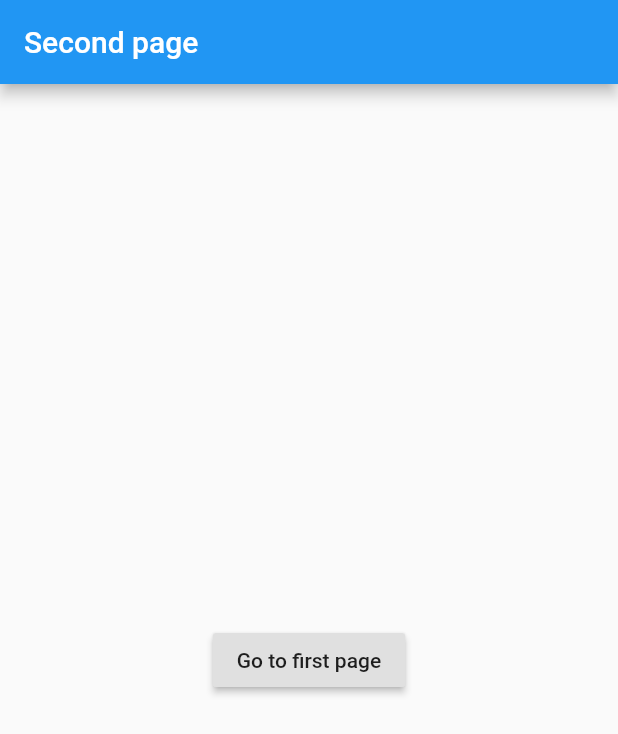
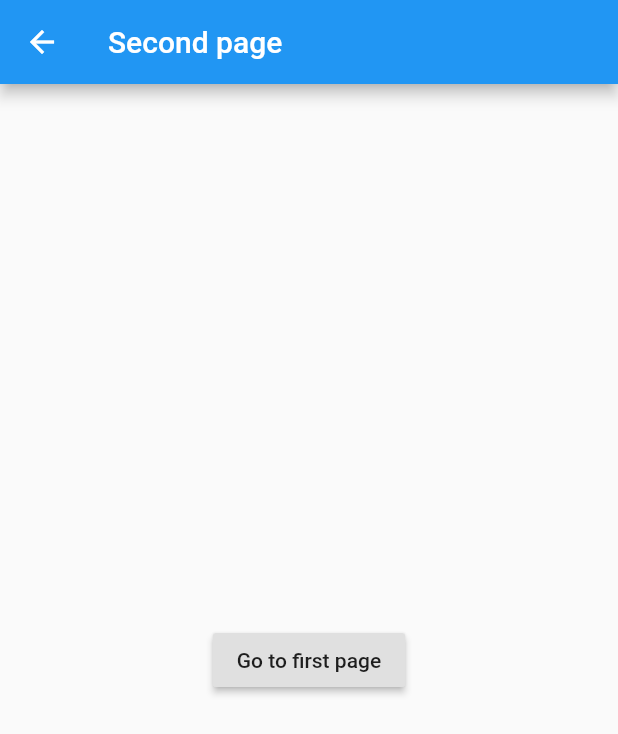
Before and after one commit to don-prog/bloc_repeated_states_issue, a Flutter app: the screen it shows after launch, after a tap on "Go to second page", on a phone screen of 412 x 824 dp. Shown: the top 734 px of the screen. Run offline on Flutter 3.47's test engine with Material 2 defaults, Android fonts, the phone set to English and light mode, and no system bars; our stand-ins replace bloc, flutter_bloc, get_it.

Commit message:
Fix navigation issue

```diff
--- a/lib/bloc/first_page_bloc.dart
+++ b/lib/bloc/first_page_bloc.dart
@@ -9,11 +9,15 @@ class FirstPageBloc extends Bloc<FirstPageEvent, FirstPageState> {
 
   @override
   Stream<FirstPageState> mapEventToState(
-      FirstPageEvent event,
-      ) async* {
-    if(event is FirstFirstPageEvent){
+    FirstPageEvent event,
+  ) async* {
+    if (event is FirstFirstPageEvent) {
       print('sl<MainBloc>().add(FirstMainEvent())');
       sl<MainBloc>().add(FirstMainEvent());
     }
+
+    if (event is SecondPagePopped) {
+      print('Second page was popped!');
+    }
   }
 }
--- a/lib/bloc/first_page_event.dart
+++ b/lib/bloc/first_page_event.dart
@@ -3,4 +3,6 @@ import 'package:meta/meta.dart';
 @immutable
 abstract class FirstPageEvent {}
 
-class FirstFirstPageEvent extends FirstPageEvent{}
+class FirstFirstPageEvent extends FirstPageEvent {}
+
+class SecondPagePopped extends FirstPageEvent {}
--- a/lib/main.dart
+++ b/lib/main.dart
@@ -8,28 +8,15 @@ void main() async {
   WidgetsFlutterBinding.ensureInitialized();
   await init();
 
-  runApp(BlocProvider<MainBloc>(
-      create: (_) => sl(),
-      child: MyApp()));
+  runApp(
+    BlocProvider<MainBloc>(
+      create: (_) => sl.get<MainBloc>(),
+      child: MyApp(),
+    ),
+  );
 }
 
-class MyApp extends StatefulWidget {
-  // This widget is the root of your application.
-  @override
-  _MyAppState createState() => _MyAppState();
-}
-
-class _MyAppState extends State<MyApp> {
-
-  MainBloc _mainBloc;
-
-  @override
-  void initState() {
-    super.initState();
-
-    _mainBloc = BlocProvider.of<MainBloc>(context);
-  }
-
+class MyApp extends StatelessWidget {
   @override
   Widget build(BuildContext context) {
     return MaterialApp(
@@ -39,6 +26,7 @@ class _MyAppState extends State<MyApp> {
       ),
       initialRoute: 'first_page',
       onGenerateRoute: RouteGenerator.generateRoute,
+      onUnknownRoute: RouteGenerator.generateUnknownRoute,
     );
   }
 }
--- a/lib/pages/first_page.dart
+++ b/lib/pages/first_page.dart
@@ -12,7 +12,6 @@ class FirstPage extends StatefulWidget {
 }
 
 class _FirstPageState extends State<FirstPage> {
-
   FirstPageBloc _firstPageBloc;
 
   @override
@@ -32,26 +31,27 @@ class _FirstPageState extends State<FirstPage> {
       appBar: AppBar(
         title: Text('First page'),
       ),
-      body: buildBody(),
+      body: const _FirstPageBody(),
     );
   }
+}
 
-  Widget buildBody(){
-    print('FirstPage.buildBody()');
-    return Container(
-      child: BlocListener<MainBloc, MainState>(
-        listener: (context, state){
-          if(state is FirstMainState)
-            print('First page received FirstState');
-        },
-        child: Center(
-          child: RaisedButton(
-            child: Text('Go to second page'),
-            onPressed: () {
-              Navigator.of(context).popUntil((route) => route.isFirst);
-              Navigator.of(context).pushReplacementNamed('second_page');
-            },
-          ),
+class _FirstPageBody extends StatelessWidget {
+  const _FirstPageBody({Key key}) : super(key: key);
+
+  @override
+  Widget build(BuildContext context) {
+    return BlocListener<MainBloc, MainState>(
+      listener: (context, state) {
+        if (state is FirstMainState) print('First page received FirstState');
+      },
+      child: Center(
+        child: RaisedButton(
+          child: Text('Go to second page'),
+          onPressed: () async {
+            final result = await Navigator.of(context).pushNamed('second_page');
+            context.bloc<FirstPageBloc>().add(SecondPagePopped());
+          },
         ),
       ),
     );
--- a/lib/pages/second_page.dart
+++ b/lib/pages/second_page.dart
@@ -1,7 +1,4 @@
-import 'package:bloc_repeated_states_issue/bloc/main_bloc.dart';
-import 'package:bloc_repeated_states_issue/bloc/main_state.dart';
 import 'package:flutter/material.dart';
-import 'package:flutter_bloc/flutter_bloc.dart';
 
 class SecondPage extends StatefulWidget {
   SecondPage({Key key}) : super(key: key);
@@ -16,23 +13,24 @@ class _SecondPageState extends State<SecondPage> {
     return Scaffold(
       appBar: AppBar(
         title: Text('Second page'),
+        automaticallyImplyLeading: true,
       ),
-      body: buildBody(),
+      body: const _SecondPageBody(),
     );
   }
+}
 
+class _SecondPageBody extends StatelessWidget {
+  const _SecondPageBody({Key key}) : super(key: key);
 
-
-  Widget buildBody(){
-    return Container(
-      child: Center(
-        child: RaisedButton(
-          child: Text('Go to first page'),
-          onPressed: () {
-            Navigator.of(context).popUntil((route) => route.isFirst);
-            Navigator.of(context).pushReplacementNamed('first_page');
-          },
-        ),
+  @override
+  Widget build(BuildContext context) {
+    return Center(
+      child: RaisedButton(
+        child: Text('Go to first page'),
+        onPressed: () {
+          Navigator.of(context).pop();
+        },
       ),
     );
   }
--- a/lib/route_generator.dart
+++ b/lib/route_generator.dart
@@ -8,14 +8,27 @@ class RouteGenerator {
   static Route<dynamic> generateRoute(RouteSettings settings) {
     switch (settings.name) {
       case 'first_page':
-        return PageRouteBuilder(pageBuilder: (_c, _a1, _a2) =>
-            BlocProvider<FirstPageBloc>(
-                create: (_) => FirstPageBloc(),
-                child: FirstPage()
-            ));
+        return PageRouteBuilder(
+          pageBuilder: (_c, _a1, _a2) => BlocProvider<FirstPageBloc>(
+            create: (_) => FirstPageBloc(),
+            child: FirstPage(),
+          ),
+        );
 
       case 'second_page':
         return PageRouteBuilder(pageBuilder: (_c, _a1, _a2) => SecondPage());
+      default:
+        return null;
     }
   }
+
+  static Route<dynamic> generateUnknownRoute(RouteSettings settings) {
+    return PageRouteBuilder(
+      pageBuilder: (_c, _a1, _a2) => const Scaffold(
+        body: Center(
+          child: Text('Unknown route'),
+        ),
+      ),
+    );
+  }
 }
--- a/pubspec.yaml
+++ b/pubspec.yaml
@@ -14,7 +14,7 @@ description: A new Flutter application.
 version: 1.0.0+1
 
 environment:
-  sdk: ">=2.1.0 <3.0.0"
+  sdk: ">=2.6.0 <3.0.0"
 
 dependencies:
   flutter:
```
Also changed, not shown: pubspec.lock.
